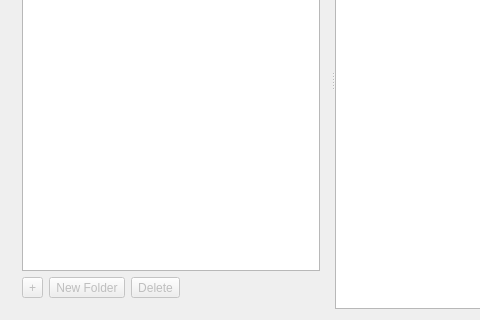
Above: deltanote.ui from delta-nry/Deltanote before the change; both pictures show x 0 to 480 and y 160 to 480 of the 640 by 480 pixel window. Below: the same form after it.
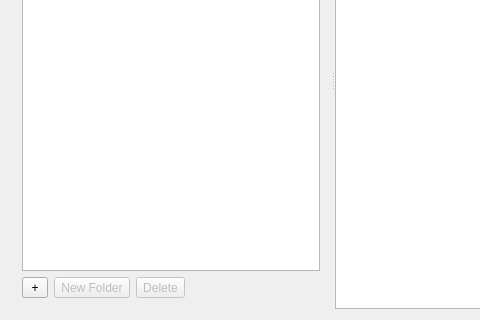
That is the form after the change.

```diff
--- a/deltanote.ui
+++ b/deltanote.ui
@@ -61,7 +61,13 @@
           <item>
            <widget class="QToolButton" name="toolButton_3">
             <property name="enabled">
-             <bool>false</bool>
+             <bool>true</bool>
+            </property>
+            <property name="minimumSize">
+             <size>
+              <width>26</width>
+              <height>0</height>
+             </size>
             </property>
             <property name="text">
              <string>+</string>
```
Left out of the diff: 3 changed lines with no effect on the pictures.
